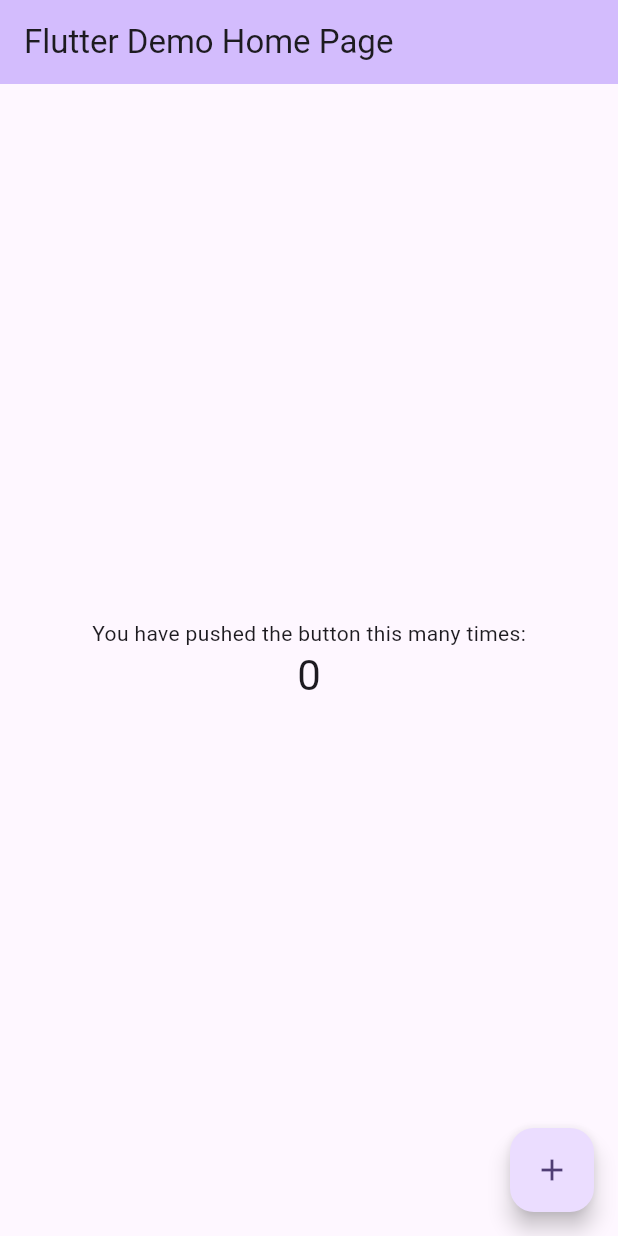
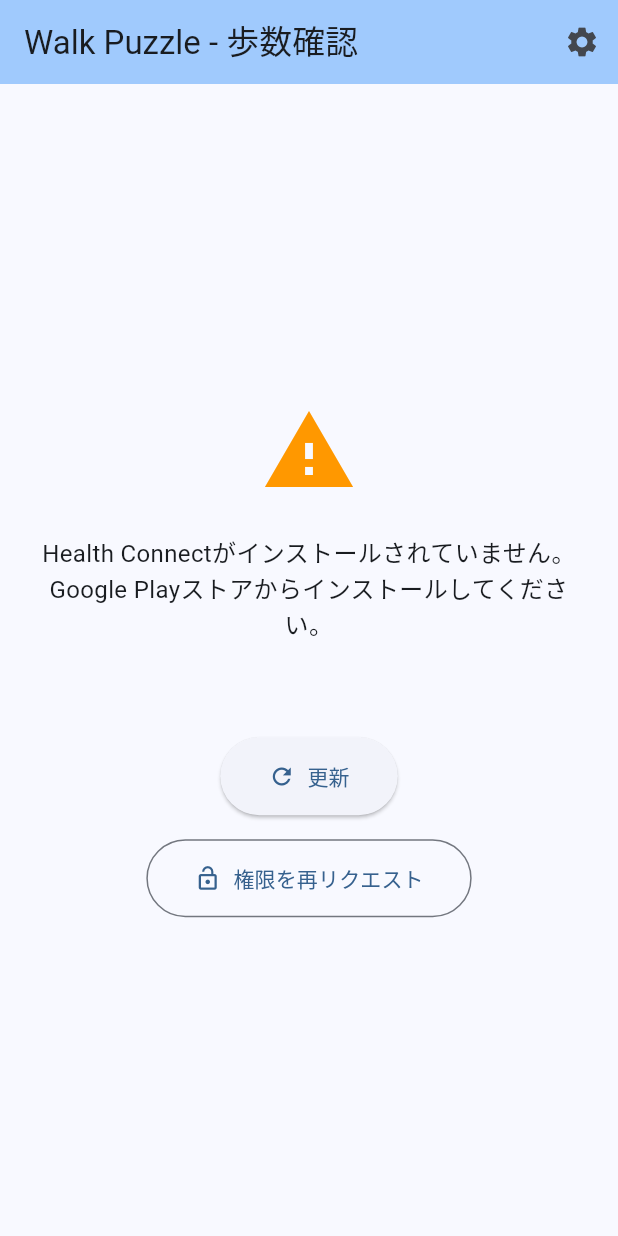
Before and after one commit to autoautoauto10-afk/walkpuzzle_app, a Flutter app: the screen it shows after launch, on a phone screen of 412 x 824 dp. Run offline on Flutter 3.47's test engine with Material 3 defaults, Android fonts, the phone set to English and light mode, and no system bars; our stand-ins replace permission_handler; missing offline and left inert: health.

Commit message:
feat: Implement Health Connect integration with permission management and step counting

```diff
--- a/lib/main.dart
+++ b/lib/main.dart
@@ -1,121 +1,299 @@
 import 'package:flutter/material.dart';
+import 'package:health/health.dart';
+import 'package:permission_handler/permission_handler.dart';
 
 void main() {
-  runApp(const MyApp());
+  runApp(const WalkPuzzleApp());
 }
 
-class MyApp extends StatelessWidget {
-  const MyApp({super.key});
+class WalkPuzzleApp extends StatelessWidget {
+  const WalkPuzzleApp({super.key});
 
-  // This widget is the root of your application.
   @override
   Widget build(BuildContext context) {
     return MaterialApp(
-      title: 'Flutter Demo',
+      title: 'Walk Puzzle',
       theme: ThemeData(
-        // This is the theme of your application.
-        //
-        // TRY THIS: Try running your application with "flutter run". You'll see
-        // the application has a purple toolbar. Then, without quitting the app,
-        // try changing the seedColor in the colorScheme below to Colors.green
-        // and then invoke "hot reload" (save your changes or press the "hot
-        // reload" button in a Flutter-supported IDE, or press "r" if you used
-        // the command line to start the app).
-        //
-        // Notice that the counter didn't reset back to zero; the application
-        // state is not lost during the reload. To reset the state, use hot
-        // restart instead.
-        //
-        // This works for code too, not just values: Most code changes can be
-        // tested with just a hot reload.
-        colorScheme: .fromSeed(seedColor: Colors.deepPurple),
+        colorScheme: ColorScheme.fromSeed(seedColor: Colors.blue),
+        useMaterial3: true,
       ),
-      home: const MyHomePage(title: 'Flutter Demo Home Page'),
+      home: const StepCounterPage(),
     );
   }
 }
 
-class MyHomePage extends StatefulWidget {
-  const MyHomePage({super.key, required this.title});
-
-  // This widget is the home page of your application. It is stateful, meaning
-  // that it has a State object (defined below) that contains fields that affect
-  // how it looks.
-
-  // This class is the configuration for the state. It holds the values (in this
-  // case the title) provided by the parent (in this case the App widget) and
-  // used by the build method of the State. Fields in a Widget subclass are
-  // always marked "final".
-
-  final String title;
+class StepCounterPage extends StatefulWidget {
+  const StepCounterPage({super.key});
 
   @override
-  State<MyHomePage> createState() => _MyHomePageState();
+  State<StepCounterPage> createState() => _StepCounterPageState();
 }
 
-class _MyHomePageState extends State<MyHomePage> {
-  int _counter = 0;
+class _StepCounterPageState extends State<StepCounterPage> {
+  // Health Connect instance
+  final Health _health = Health();
 
-  void _incrementCounter() {
+  // Step count data
+  int _stepCount = 0;
+  bool _isLoading = false;
+  String _statusMessage = '歩数データを取得中...';
+  bool _hasPermission = false;
+
+  // Health Connect data types we need
+  static final List<HealthDataType> _dataTypes = [
+    HealthDataType.STEPS,
+  ];
+
+  @override
+  void initState() {
+    super.initState();
+    _initializeHealthConnect();
+  }
+
+  /// Initialize Health Connect and request permissions
+  Future<void> _initializeHealthConnect() async {
     setState(() {
-      // This call to setState tells the Flutter framework that something has
-      // changed in this State, which causes it to rerun the build method below
-      // so that the display can reflect the updated values. If we changed
-      // _counter without calling setState(), then the build method would not be
-      // called again, and so nothing would appear to happen.
-      _counter++;
+      _isLoading = true;
+      _statusMessage = 'Health Connectの初期化中...';
     });
+
+    try {
+      // Check if Health Connect is available
+      bool isAvailable = await _health.isHealthConnectAvailable() ?? false;
+
+      if (!isAvailable) {
+        setState(() {
+          _isLoading = false;
+          _statusMessage = 'Health Connectがインストールされていません。\nGoogle Playストアからインストールしてください。';
+          _hasPermission = false;
+        });
+        return;
+      }
+
+      // Request permissions
+      await _requestPermissions();
+
+      // If we have permission, fetch step count
+      if (_hasPermission) {
+        await _fetchStepCount();
+      }
+    } catch (e) {
+      setState(() {
+        _isLoading = false;
+        _statusMessage = 'エラーが発生しました: ${e.toString()}';
+        _hasPermission = false;
+      });
+    }
+  }
+
+  /// Request permissions for Health Connect
+  Future<void> _requestPermissions() async {
+    setState(() {
+      _statusMessage = '権限をリクエスト中...';
+    });
+
+    try {
+      // Request Android activity recognition permission first
+      var activityPermission = await Permission.activityRecognition.request();
+
+      if (!activityPermission.isGranted) {
+        setState(() {
+          _isLoading = false;
+          _statusMessage = '歩数データの取得には「身体活動」の権限が必要です。';
+          _hasPermission = false;
+        });
+        return;
+      }
+
+      // Request Health Connect permissions
+      bool hasPermissions = await _health.hasPermissions(_dataTypes) ?? false;
+
+      if (!hasPermissions) {
+        // Request authorization
+        bool authorized = await _health.requestAuthorization(_dataTypes);
+
+        setState(() {
+          _hasPermission = authorized;
+          if (!authorized) {
+            _isLoading = false;
+            _statusMessage = 'Health Connectの権限が拒否されました。\n設定から権限を許可してください。';
+          }
+        });
+      } else {
+        setState(() {
+          _hasPermission = true;
+        });
+      }
+    } catch (e) {
+      setState(() {
+        _isLoading = false;
+        _statusMessage = '権限リクエストエラー: ${e.toString()}';
+        _hasPermission = false;
+      });
+    }
+  }
+
+  /// Fetch step count from today's midnight to now
+  Future<void> _fetchStepCount() async {
+    setState(() {
+      _isLoading = true;
+      _statusMessage = '歩数データを取得中...';
+    });
+
+    try {
+      // Get today's date at midnight
+      final now = DateTime.now();
+      final midnight = DateTime(now.year, now.month, now.day);
+
+      // Fetch step count data
+      List<HealthDataPoint> healthData = await _health.getHealthDataFromTypes(
+        types: _dataTypes,
+        startTime: midnight,
+        endTime: now,
+      );
+
+      // Calculate total steps
+      int totalSteps = 0;
+      for (var data in healthData) {
+        if (data.type == HealthDataType.STEPS) {
+          totalSteps += (data.value as num).toInt();
+        }
+      }
+
+      setState(() {
+        _stepCount = totalSteps;
+        _isLoading = false;
+        _statusMessage = '本日の歩数: $totalSteps 歩';
+      });
+    } catch (e) {
+      setState(() {
+        _isLoading = false;
+        _statusMessage = 'データ取得エラー: ${e.toString()}';
+      });
+    }
+  }
+
+  /// Refresh step count manually
+  Future<void> _refreshStepCount() async {
+    if (_hasPermission) {
+      await _fetchStepCount();
+    } else {
+      await _initializeHealthConnect();
+    }
   }
 
   @override
   Widget build(BuildContext context) {
-    // This method is rerun every time setState is called, for instance as done
-    // by the _incrementCounter method above.
-    //
-    // The Flutter framework has been optimized to make rerunning build methods
-    // fast, so that you can just rebuild anything that needs updating rather
-    // than having to individually change instances of widgets.
     return Scaffold(
       appBar: AppBar(
-        // TRY THIS: Try changing the color here to a specific color (to
-        // Colors.amber, perhaps?) and trigger a hot reload to see the AppBar
-        // change color while the other colors stay the same.
         backgroundColor: Theme.of(context).colorScheme.inversePrimary,
-        // Here we take the value from the MyHomePage object that was created by
-        // the App.build method, and use it to set our appbar title.
-        title: Text(widget.title),
+        title: const Text('Walk Puzzle - 歩数確認'),
+        actions: [
+          IconButton(
+            icon: const Icon(Icons.settings),
+            onPressed: () {
+              // TODO: Settings page
+            },
+          ),
+        ],
       ),
       body: Center(
-        // Center is a layout widget. It takes a single child and positions it
-        // in the middle of the parent.
-        child: Column(
-          // Column is also a layout widget. It takes a list of children and
-          // arranges them vertically. By default, it sizes itself to fit its
-          // children horizontally, and tries to be as tall as its parent.
-          //
-          // Column has various properties to control how it sizes itself and
-          // how it positions its children. Here we use mainAxisAlignment to
-          // center the children vertically; the main axis here is the vertical
-          // axis because Columns are vertical (the cross axis would be
-          // horizontal).
-          //
-          // TRY THIS: Invoke "debug painting" (choose the "Toggle Debug Paint"
-          // action in the IDE, or press "p" in the console), to see the
-          // wireframe for each widget.
-          mainAxisAlignment: .center,
-          children: [
-            const Text('You have pushed the button this many times:'),
-            Text(
-              '$_counter',
-              style: Theme.of(context).textTheme.headlineMedium,
-            ),
-          ],
+        child: Padding(
+          padding: const EdgeInsets.all(24.0),
+          child: Column(
+            mainAxisAlignment: MainAxisAlignment.center,
+            children: [
+              // Health Connect status icon
+              Icon(
+                _hasPermission ? Icons.check_circle : Icons.warning,
+                size: 64,
+                color: _hasPermission ? Colors.green : Colors.orange,
+              ),
+              const SizedBox(height: 24),
+
+              // Status message
+              Text(
+                _statusMessage,
+                textAlign: TextAlign.center,
+                style: const TextStyle(fontSize: 16),
+              ),
+              const SizedBox(height: 32),
+
+              // Step count display
+              if (_hasPermission && !_isLoading) ...[
+                const Text(
+                  '今日の歩数',
+                  style: TextStyle(
+                    fontSize: 20,
+                    fontWeight: FontWeight.bold,
+                  ),
+                ),
+                const SizedBox(height: 16),
+                Container(
+                  padding: const EdgeInsets.all(32),
+                  decoration: BoxDecoration(
+                    color: Colors.blue.shade50,
+                    borderRadius: BorderRadius.circular(16),
+                    border: Border.all(color: Colors.blue.shade200, width: 2),
+                  ),
+                  child: Text(
+                    '$_stepCount',
+                    style: TextStyle(
+                      fontSize: 48,
+                      fontWeight: FontWeight.bold,
+                      color: Colors.blue.shade800,
+                    ),
+                  ),
+                ),
+                const SizedBox(height: 8),
+                const Text(
+                  '歩',
+                  style: TextStyle(
+                    fontSize: 24,
+                    fontWeight: FontWeight.w500,
+                  ),
+                ),
+              ],
+
+              // Loading indicator
+              if (_isLoading) ...[
+                const SizedBox(height: 32),
+                const CircularProgressIndicator(),
+              ],
+
+              const SizedBox(height: 32),
+
+              // Refresh button
+              ElevatedButton.icon(
+                onPressed: _isLoading ? null : _refreshStepCount,
+                icon: const Icon(Icons.refresh),
+                label: const Text('更新'),
+                style: ElevatedButton.styleFrom(
+                  padding: const EdgeInsets.symmetric(
+                    horizontal: 32,
+                    vertical: 16,
+                  ),
+                ),
+              ),
+
+              // Retry permission button if no permission
+              if (!_hasPermission && !_isLoading) ...[
+                const SizedBox(height: 16),
+                OutlinedButton.icon(
+                  onPressed: _initializeHealthConnect,
+                  icon: const Icon(Icons.lock_open),
+                  label: const Text('権限を再リクエスト'),
+                  style: OutlinedButton.styleFrom(
+                    padding: const EdgeInsets.symmetric(
+                      horizontal: 32,
+                      vertical: 16,
+                    ),
+                  ),
+                ),
+              ],
+            ],
+          ),
         ),
-      ),
-      floatingActionButton: FloatingActionButton(
-        onPressed: _incrementCounter,
-        tooltip: 'Increment',
-        child: const Icon(Icons.add),
       ),
     );
   }
```
